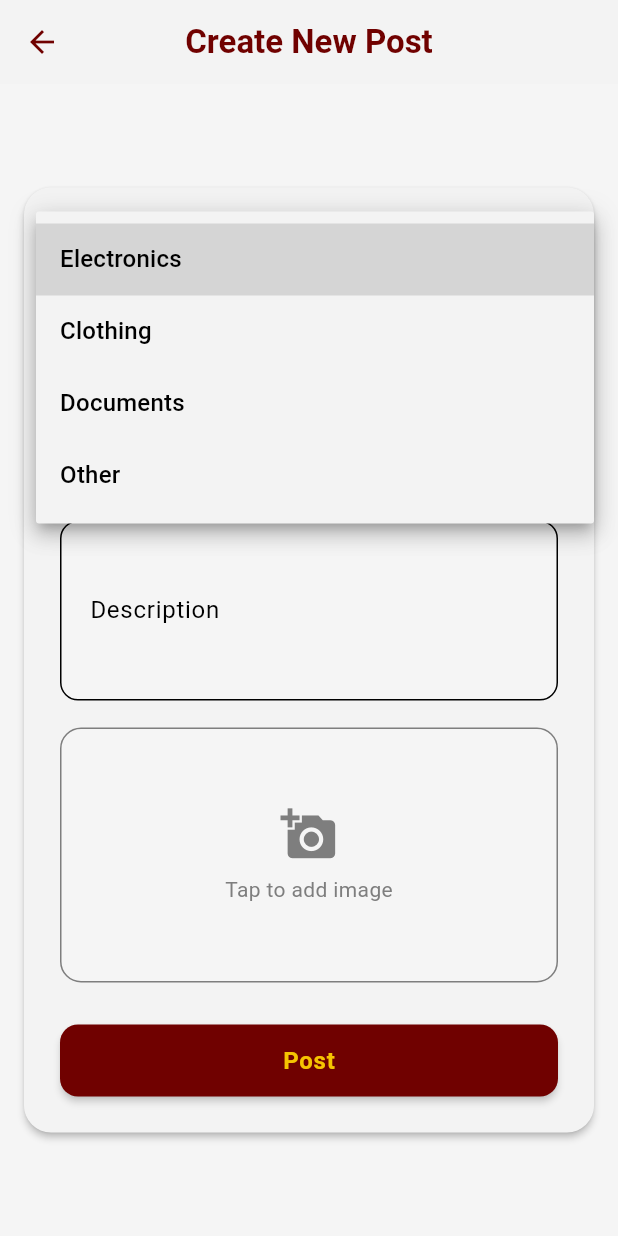
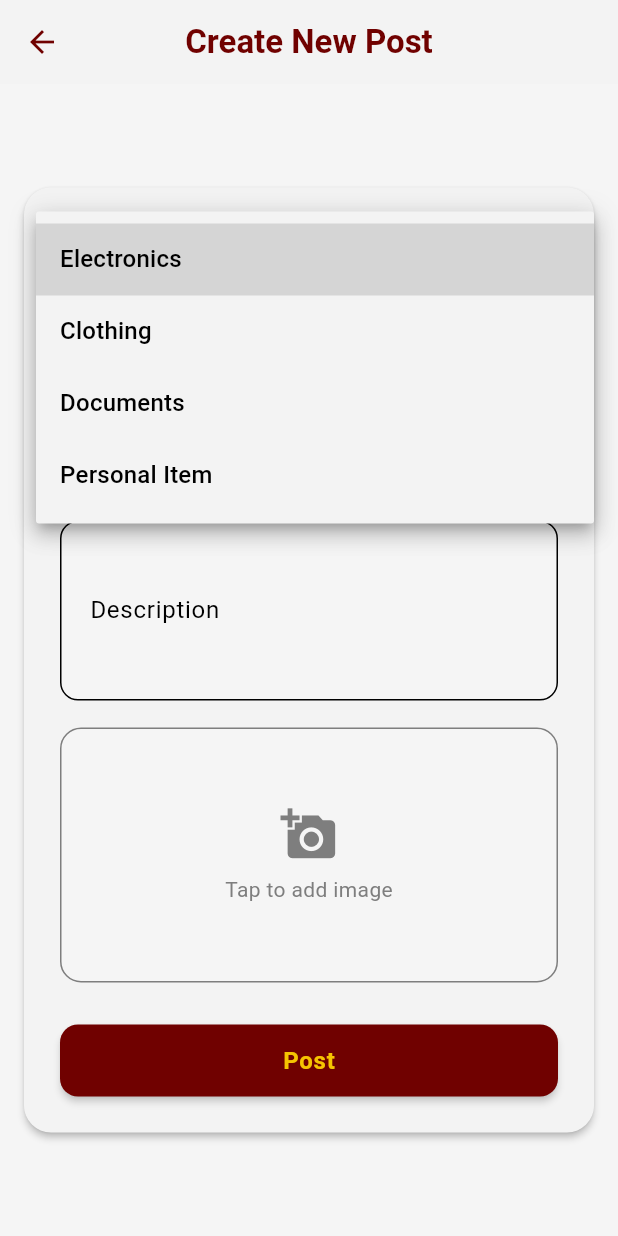
Before and after one commit to maaltheabheadaza/Findle_App, a Flutter app: the CreateAdScreen screen opened by its route, after a tap on "Category", on a phone screen of 412 x 824 dp. Run offline on Flutter 3.47's test engine with Material 3 defaults, Android fonts, the phone set to English and light mode, and no system bars; our stand-ins replace google_fonts, image_picker, supabase_flutter; accounts and stored records are empty.

Commit message:
changed the 'Other' category to 'Personal Item'

```diff
--- a/lib/create_ad.dart
+++ b/lib/create_ad.dart
@@ -198,7 +198,7 @@ class _CreateAdPageState extends State<CreateAdScreen> {
                           border: OutlineInputBorder(borderRadius: BorderRadius.circular(12)),
                           contentPadding: const EdgeInsets.symmetric(horizontal: 16, vertical: 12),
                         ),
-                        items: ['Electronics', 'Clothing', 'Documents', 'Other']
+                        items: ['Electronics', 'Clothing', 'Documents', 'Personal Item']
                             .map((cat) => DropdownMenuItem(
                                   value: cat,
                                   child: Text(cat),
--- a/lib/lost_and_found.dart
+++ b/lib/lost_and_found.dart
@@ -24,7 +24,7 @@ class _LostAndFoundPageState extends State<LostAndFoundPage> {
     'Electronics',
     'Clothing',
     'Documents',
-    'Other'
+    'Personal Item'
   ];
   final List<String> _types = ['Lost', 'Found'];
 
```
